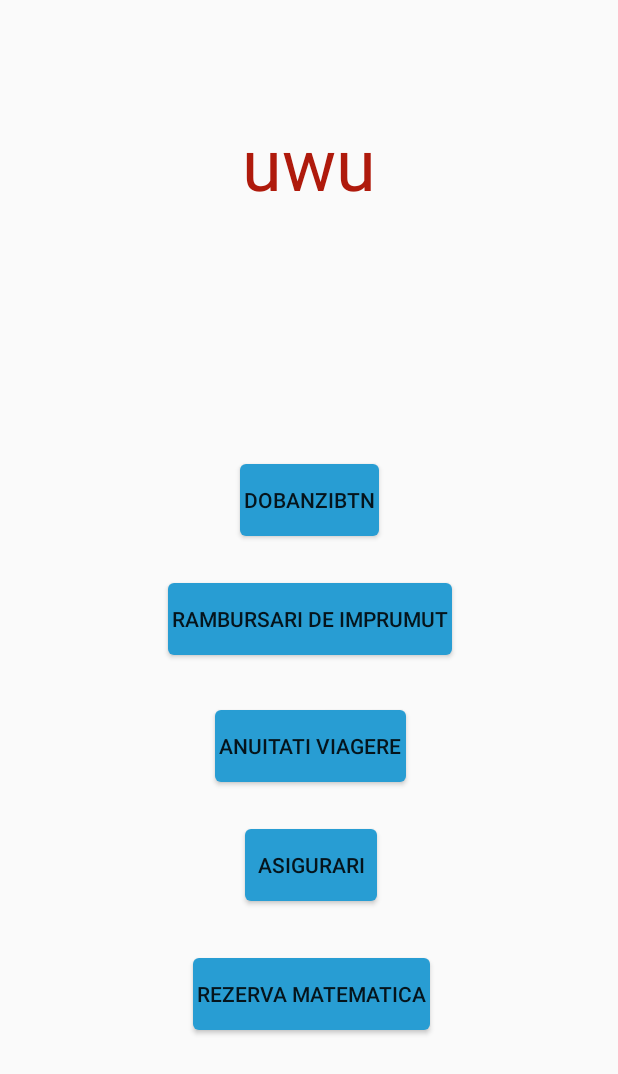
After one commit to Ispas-Catalin/EzMaths, an Android app: the layout activity_start.xml on its own in the app's theme, with its tools: preview values and no code run, on a phone screen of 412 x 824 dp. The commit adds this screen. Shown: the top 1074 px of the screen. Run offline under Robolectric (Android 15) with nearby library versions, the phone set to English and light mode, and no system bars.

Commit message:
5/19/2020 16:22 commit

```diff
--- a/app/src/main/AndroidManifest.xml
+++ b/app/src/main/AndroidManifest.xml
@@ -10,10 +10,11 @@
         android:supportsRtl="true"
         android:theme="@style/AppTheme"
         android:windowSoftInputMode="adjustPan|adjustResize">
-        <activity android:name=".MainActivity"/>
+        <activity android:name=".MainActivityRambursari"></activity>
+        <activity android:name=".MainActivity" />
         <activity android:name=".MainActivityAV3" />
         <activity android:name=".MainActivityAV2" />
-        <activity android:name=".MainActivityRambursari">
+        <activity android:name=".StartActivity">
             <intent-filter>
                 <action android:name="android.intent.action.MAIN" />
 
--- a/app/src/main/java/com/example/ezmaths/MainActivityAV2.java
+++ b/app/src/main/java/com/example/ezmaths/MainActivityAV2.java
@@ -6,7 +6,6 @@ import androidx.appcompat.app.AppCompatActivity;
 import android.app.Activity;
 import android.content.Intent;
 import android.os.Bundle;
-import android.util.Log;
 import android.view.View;
 import android.widget.Button;
 import android.widget.TextView;
--- /dev/null
+++ b/app/src/main/res/layout/activity_start.xml
@@ -0,0 +1,90 @@
+<?xml version="1.0" encoding="utf-8"?>
+<androidx.constraintlayout.widget.ConstraintLayout xmlns:android="http://schemas.android.com/apk/res/android"
+    xmlns:app="http://schemas.android.com/apk/res-auto"
+    xmlns:tools="http://schemas.android.com/tools"
+    android:layout_width="match_parent"
+    android:layout_height="match_parent"
+    tools:context=".MainActivity">
+
+    <TextView
+        android:id="@+id/uwu"
+        android:layout_width="wrap_content"
+        android:layout_height="wrap_content"
+        android:text="uwu"
+        android:textColor="#AF1A0C"
+        android:textSize="@dimen/size_a"
+        app:layout_constraintBottom_toBottomOf="parent"
+        app:layout_constraintEnd_toEndOf="parent"
+        app:layout_constraintHorizontal_bias="0.5"
+        app:layout_constraintStart_toStartOf="parent"
+        app:layout_constraintTop_toTopOf="parent"
+        app:layout_constraintVertical_bias="0.1" />
+
+
+    <Button
+        android:id="@+id/DobanziBtn"
+        android:layout_width="wrap_content"
+        android:layout_height="wrap_content"
+        android:background="@drawable/custom_bttn"
+        android:text="DobanziBtn"
+        app:layout_constraintBottom_toBottomOf="parent"
+        app:layout_constraintEnd_toEndOf="parent"
+        app:layout_constraintHorizontal_bias="0.5"
+        app:layout_constraintStart_toStartOf="parent"
+        app:layout_constraintTop_toBottomOf="@+id/uwu"
+        app:layout_constraintVertical_bias="0.266" />
+
+    <Button
+        android:id="@+id/RambursariBtn"
+        android:layout_width="wrap_content"
+        android:layout_height="wrap_content"
+        android:background="@drawable/custom_bttn"
+        android:text="Rambursari de imprumut"
+        app:layout_constraintBottom_toBottomOf="parent"
+        app:layout_constraintEnd_toEndOf="@+id/DobanziBtn"
+        app:layout_constraintHorizontal_bias="0.5"
+        app:layout_constraintStart_toStartOf="@+id/DobanziBtn"
+        app:layout_constraintTop_toBottomOf="@+id/DobanziBtn"
+        app:layout_constraintVertical_bias="0.075" />
+
+    <Button
+        android:id="@+id/AnuitatiBtn"
+        android:layout_width="wrap_content"
+        android:layout_height="wrap_content"
+        android:background="@drawable/custom_bttn"
+        android:text="Anuitati Viagere"
+        app:layout_constraintBottom_toBottomOf="parent"
+        app:layout_constraintEnd_toEndOf="@+id/RambursariBtn"
+        app:layout_constraintStart_toStartOf="@+id/RambursariBtn"
+        app:layout_constraintTop_toBottomOf="@+id/RambursariBtn"
+        app:layout_constraintVertical_bias="0.109"
+        app:layout_constraintHorizontal_bias="0.5"/>
+
+    <Button
+        android:id="@+id/AsigurariBtn"
+        android:layout_width="wrap_content"
+        android:layout_height="wrap_content"
+        android:background="@drawable/custom_bttn"
+        android:text="Asigurari"
+        app:layout_constraintBottom_toBottomOf="parent"
+        app:layout_constraintEnd_toEndOf="@+id/AnuitatiBtn"
+        app:layout_constraintHorizontal_bias="0.5"
+        app:layout_constraintStart_toStartOf="@+id/AnuitatiBtn"
+        app:layout_constraintTop_toBottomOf="@+id/AnuitatiBtn"
+        app:layout_constraintVertical_bias="0.123" />
+
+    <Button
+        android:id="@+id/RezervaMatematicaBtn"
+        android:layout_width="wrap_content"
+        android:layout_height="wrap_content"
+        android:background="@drawable/custom_bttn"
+        android:text="Rezerva Matematica"
+        app:layout_constraintBottom_toBottomOf="parent"
+        app:layout_constraintEnd_toEndOf="@+id/AsigurariBtn"
+        app:layout_constraintStart_toStartOf="@+id/AsigurariBtn"
+        app:layout_constraintTop_toBottomOf="@+id/AsigurariBtn"
+        app:layout_constraintVertical_bias="0.215"
+        app:layout_constraintHorizontal_bias="0.5"/>
+
+
+</androidx.constraintlayout.widget.ConstraintLayout>
```
Also changed, not shown: app/src/main/java/com/example/ezmaths/MainActivity.java (+8 -0 lines), app/src/main/java/com/example/ezmaths/MainActivityRambursari.java (+15 -0 lines), app/src/main/java/com/example/ezmaths/StartActivity.java (added, +60 -0 lines), app/src/main/res/layout/activity_main.xml (+12 -0 lines), app/src/main/res/layout/activity_main_rambursari.xml (+16 -1 lines), app/src/main/res/layout/rambursari_item.xml (+14 -1 lines), app/src/main/res/values/styles.xml (+7 -0 lines), app/src/main/res/layout/activity_main_a_v2.xml (indentation only).
